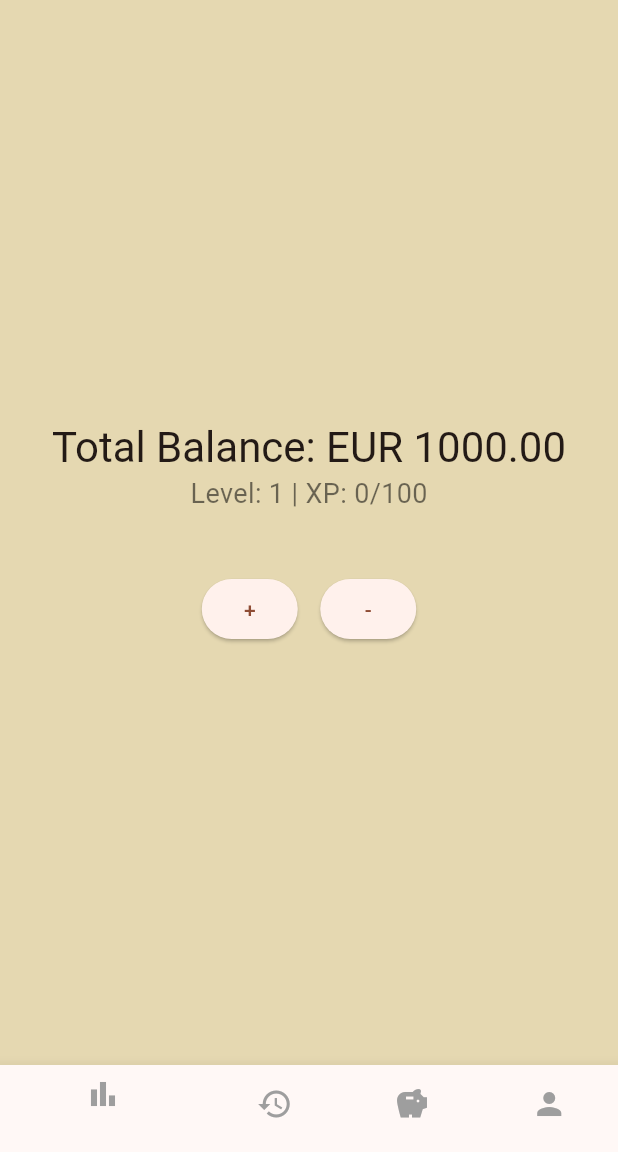
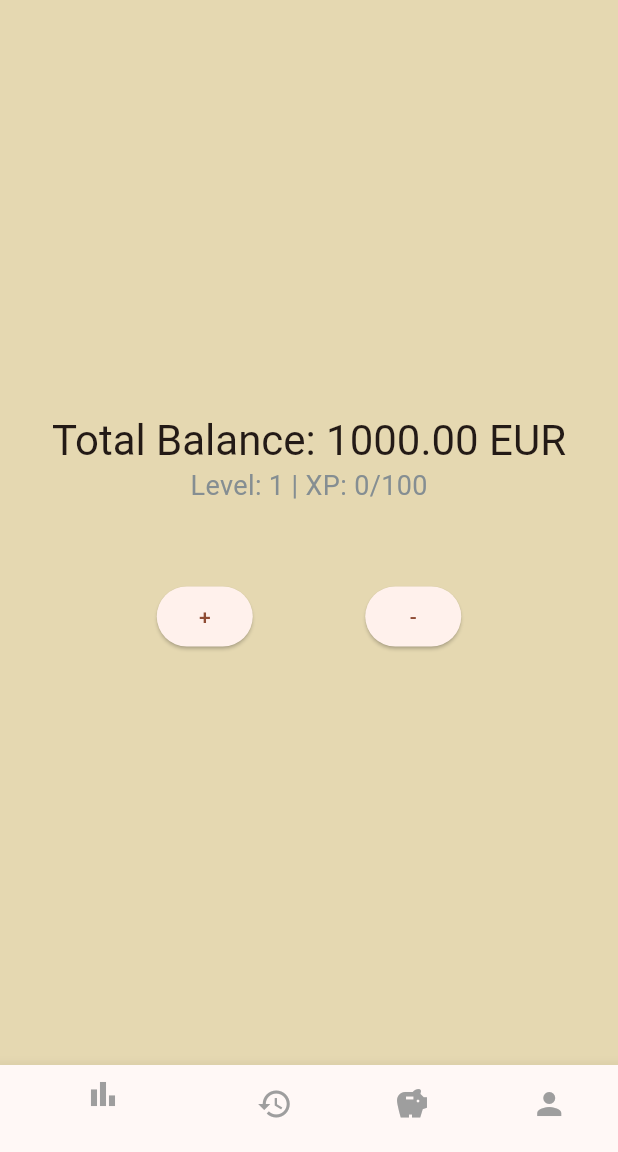
Before and after one commit to TanaZgutova/APPhehe, a Flutter app: the screen it shows after launch, on a phone screen of 412 x 824 dp, the part 84-1236 px from its top. Run offline on Flutter 3.47's test engine with Material 3 defaults, Android fonts, the phone set to English and light mode, and no system bars; our stand-ins replace fl_chart.

Commit message:
updates people updates

```diff
--- a/app_hehe_yes/lib/expense_screen.dart
+++ b/app_hehe_yes/lib/expense_screen.dart
@@ -17,7 +17,7 @@ class _ExpenseScreenState extends State<ExpenseScreen> {
   @override
   Widget build(BuildContext context) {
     return Scaffold(
-      appBar: AppBar(title: const Text("Add Expense"), backgroundColor: Colors.red),
+      appBar: AppBar(title: const Text("Add Expense"), backgroundColor: const Color.fromARGB(255, 235, 103, 52)),
       body: Padding(
         padding: const EdgeInsets.all(16.0),
         child: Column(
--- a/app_hehe_yes/lib/goals_screen.dart
+++ b/app_hehe_yes/lib/goals_screen.dart
@@ -6,7 +6,7 @@ class GoalsScreen extends StatelessWidget {
   @override
   Widget build(BuildContext context) {
     return Scaffold(
-      appBar: AppBar(title: const Text("Saving Quests"), backgroundColor: Colors.green),
+      appBar: AppBar(title: const Text("Saving Quests"), backgroundColor: const Color.fromARGB(255, 147, 179, 85)),
       body: const Center(child: Text("Complete these to get XP!")),
     );
   }
--- a/app_hehe_yes/lib/income_screen.dart
+++ b/app_hehe_yes/lib/income_screen.dart
@@ -11,13 +11,13 @@ class IncomeScreen extends StatefulWidget {
 
 class _IncomeScreenState extends State<IncomeScreen> {
   final TextEditingController amountController = TextEditingController();
-  final List<String> categories = ["Salary", "Freelance", "Investments", "Gifts", "Bonuses", "Side Hustles"];
+  final List<String> categories = ["Salary", "Freelance", "Investments", "Gifts", "Bonuses", "Side Hustles", "Other"];
   String selectedCategory = "Salary";
 
   @override
   Widget build(BuildContext context) {
     return Scaffold(
-      appBar: AppBar(title: const Text("Add Income"), backgroundColor: Colors.green),
+      appBar: AppBar(title: const Text("Add Income"), backgroundColor: const Color.fromARGB(255, 147, 179, 85)),
       body: Padding(
         padding: const EdgeInsets.all(16.0),
         child: Column(
--- a/app_hehe_yes/lib/main.dart
+++ b/app_hehe_yes/lib/main.dart
@@ -128,10 +128,10 @@
       body: Column(
         mainAxisAlignment: MainAxisAlignment.center,
         children: [
-          Text('Total Balance: $selectedCurrency ${totalMoney.toStringAsFixed(2)}',
+          Text('Total Balance: ${totalMoney.toStringAsFixed(2)} $selectedCurrency',
               style: Theme.of(context).textTheme.headlineMedium),
-          Text('Level: $level | XP: $xp/100', style: const TextStyle(fontSize: 18, color: Colors.black54)),
-          const SizedBox(height: 40),
+          Text('Level: $level | XP: $xp/100', style: const TextStyle(fontSize: 18, color: Color.fromARGB(255, 133, 142, 146))),
+          const SizedBox(height: 50),
           Row(
             mainAxisAlignment: MainAxisAlignment.center,
             children: [
@@ -146,7 +146,7 @@
                 },
                 child: const Text('+'),
               ),
-              const SizedBox(width: 15),
+              const SizedBox(width: 75),
               ElevatedButton(
                 onPressed: () {
                   Navigator.push(
--- a/app_hehe_yes/lib/settings_screen.dart
+++ b/app_hehe_yes/lib/settings_screen.dart
@@ -5,7 +5,7 @@ class SettingsScreen extends StatelessWidget {
   final Function(String) changeCurrency;
 
   // ✅ **Fixed: Make currencies list const**
-  static const List<String> currencies = ["USD", "EUR", "GBP", "JPY", "INR"];
+  static const List<String> currencies = ["USD", "EUR", "GBP", "CZK"];
 
   const SettingsScreen({super.key, required this.toggleDarkMode, required this.changeCurrency});
 
@@ -27,7 +27,7 @@ class SettingsScreen extends StatelessWidget {
           const Divider(),
           const Text("Select Currency", style: TextStyle(fontSize: 22, fontWeight: FontWeight.bold)),
           DropdownButton<String>(
-            value: "USD",
+            value: 'EUR',
             onChanged: (String? newValue) {
               changeCurrency(newValue!);
             },
--- a/app_hehe_yes/lib/stats_screen.dart
+++ b/app_hehe_yes/lib/stats_screen.dart
@@ -19,7 +19,7 @@ class StatsScreen extends StatelessWidget {
     }
 
     return Scaffold(
-      appBar: AppBar(title: const Text("Spending Stats"), backgroundColor: const Color.fromARGB(255, 79, 214, 160)),
+      appBar: AppBar(title: const Text("Spending Stats"), backgroundColor: const Color.fromARGB(255, 136, 164, 177)),
       body: Center(
 
         child: categoryTotals.isEmpty
```
